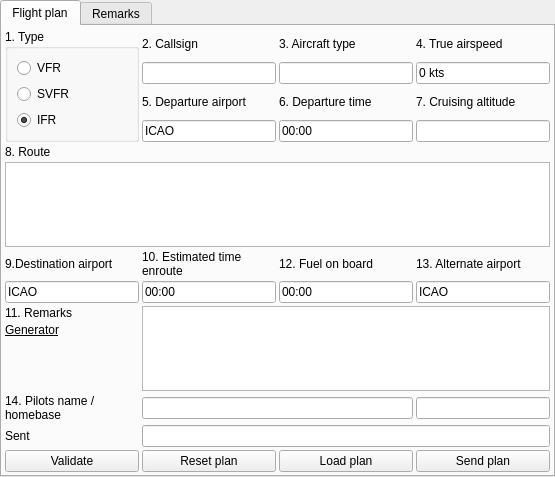
Old version of the form src/blackgui/flightplancomponent.ui in the repository swift-project/pilotclient.
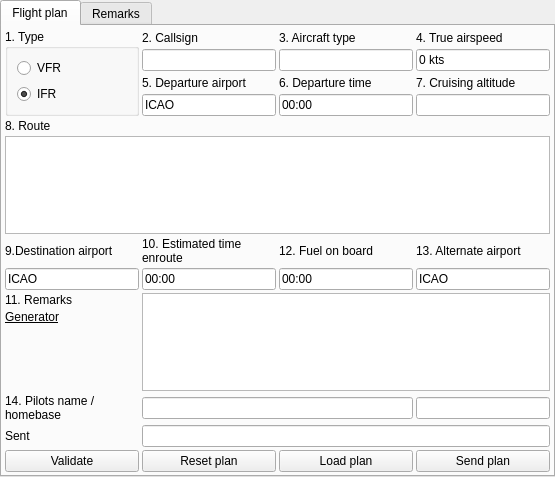
New version of the form. Custom widgets are drawn as their Qt base class.

Commit message: Removes SVFR from flightplan, shall not be used according to documentation

The edit to the form file:
```diff
--- a/src/blackgui/flightplancomponent.ui
+++ b/src/blackgui/flightplancomponent.ui
@@ -249,13 +249,6 @@
            </property>
           </widget>
          </item>
-         <item>
-          <widget class="QRadioButton" name="rb_TypeSvfr">
-           <property name="text">
-            <string>SVFR</string>
-           </property>
-          </widget>
-         </item>
          <item>
           <widget class="QRadioButton" name="rb_TypeIfr">
            <property name="text">
```
Left out of the diff: 1 changed line with no effect on the pictures. The commit also changes 1 other file.
